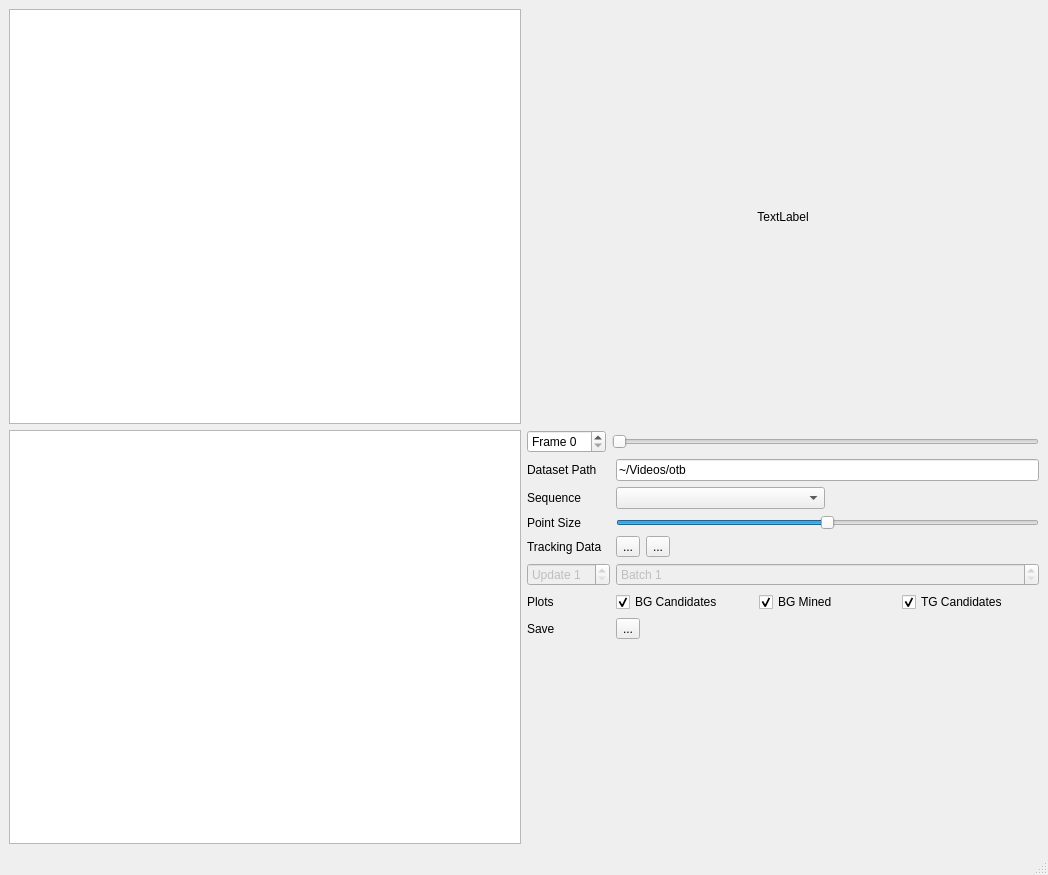
Before: the Qt Designer form tracking-analyzer/gui/main_window.ui in brobeson/tracking-analyzer, drawn with Qt 5.
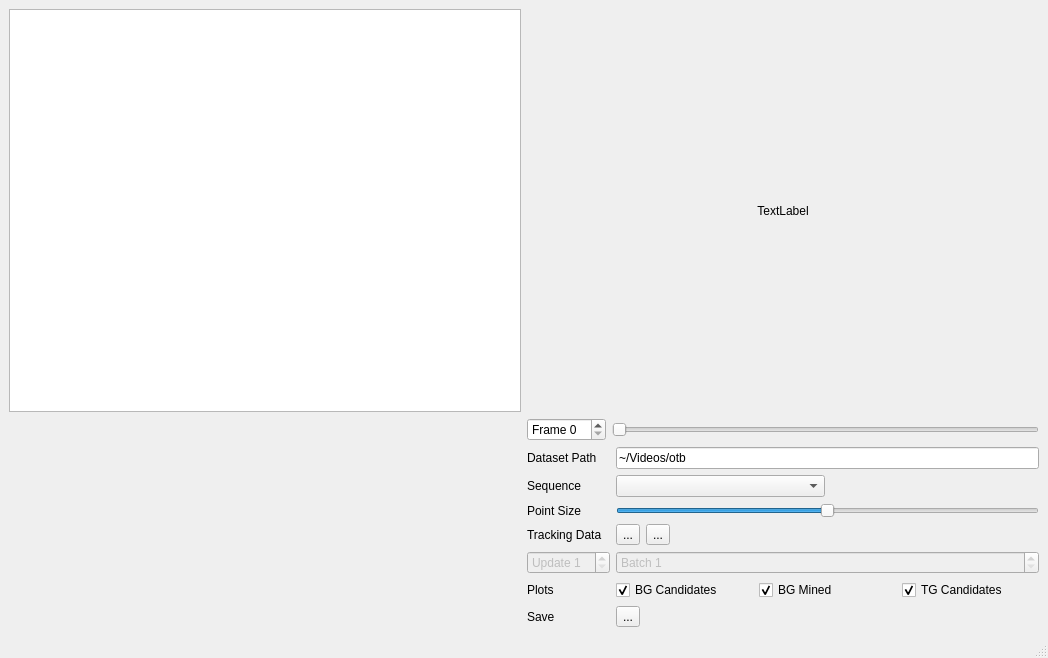
After: the same form once the commit is applied. Icons and pictures are not drawn. Custom widgets are drawn as their Qt base class.

Commit message:
Remove the offset graph
It's obsolete.

Diff of the .ui file:
```diff
--- a/tracking-analyzer/gui/main_window.ui
+++ b/tracking-analyzer/gui/main_window.ui
@@ -7,7 +7,7 @@
     <x>0</x>
     <y>0</y>
     <width>1048</width>
-    <height>875</height>
+    <height>658</height>
    </rect>
   </property>
   <property name="windowTitle">
@@ -31,11 +31,8 @@
       </property>
      </widget>
     </item>
-    <item row="1" column="0">
-     <widget class="QChartView" name="overlap_graph"/>
-    </item>
     <item row="0" column="0">
-     <widget class="QChartView" name="offset_graph"/>
+     <widget class="QChartView" name="overlap_graph"/>
     </item>
     <item row="1" column="1">
      <layout class="QVBoxLayout" name="verticalLayout">
@@ -241,19 +238,6 @@
         </item>
        </layout>
       </item>
-      <item>
-       <spacer name="verticalSpacer">
-        <property name="orientation">
-         <enum>Qt::Vertical</enum>
-        </property>
-        <property name="sizeHint" stdset="0">
-         <size>
-          <width>20</width>
-          <height>40</height>
-         </size>
-        </property>
-       </spacer>
-      </item>
      </layout>
     </item>
    </layout>
```
The commit also changes 2 other files.
